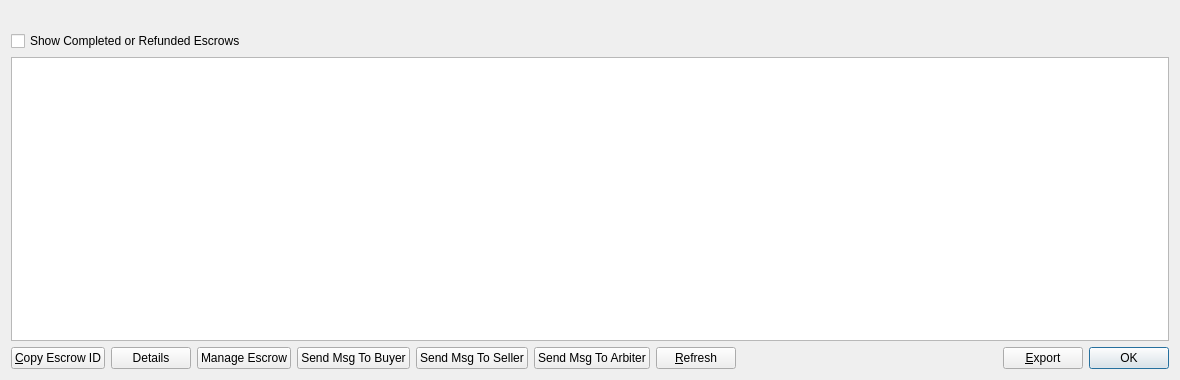
willyko/syscoin2, file src/qt/forms/myescrowlistpage.ui: the form before one commit.
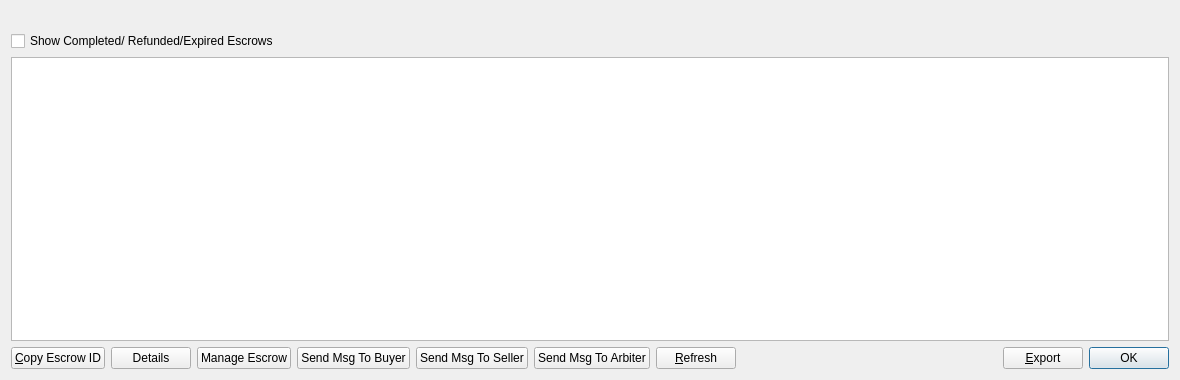
The form after the commit.

What changed in the file:
```diff
--- a/src/qt/forms/myescrowlistpage.ui
+++ b/src/qt/forms/myescrowlistpage.ui
@@ -27,7 +27,7 @@
    <item>
     <widget class="QCheckBox" name="completeCheck">
      <property name="text">
-      <string>Show Completed or Refunded Escrows</string>
+      <string>Show Completed/ Refunded/Expired Escrows</string>
      </property>
     </widget>
    </item>
```
